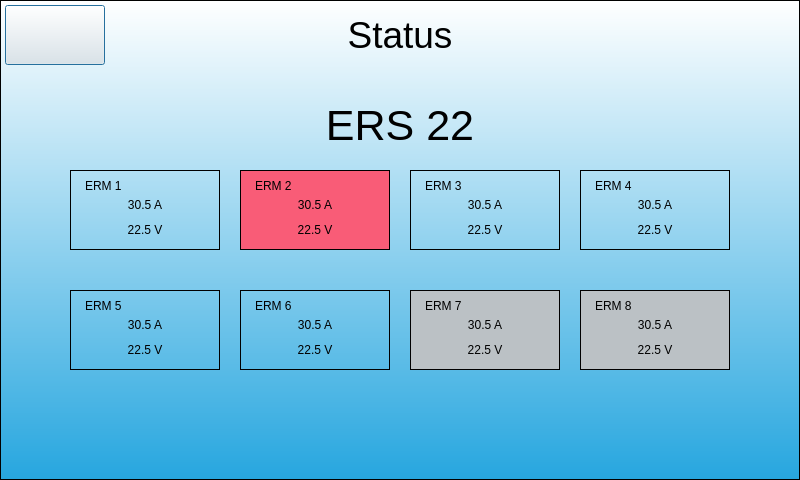
The window that statusdialog.ui (Keithsys730/ERC_UI_DEMO) describes before a commit, drawn with Qt 5.
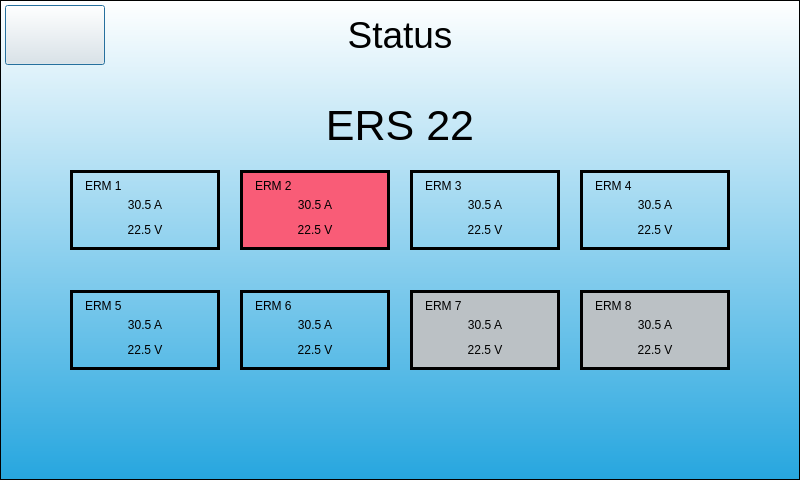
The same window after the commit. Icons and pictures are not drawn.

What changed in the file:
```diff
--- a/statusdialog.ui
+++ b/statusdialog.ui
@@ -89,6 +89,9 @@
    <property name="frameShadow">
     <enum>QFrame::Plain</enum>
    </property>
+   <property name="lineWidth">
+    <number>3</number>
+   </property>
    <widget class="QLabel" name="erm1Label">
     <property name="geometry">
      <rect>
@@ -153,6 +156,9 @@
    <property name="frameShadow">
     <enum>QFrame::Plain</enum>
    </property>
+   <property name="lineWidth">
+    <number>3</number>
+   </property>
    <widget class="QLabel" name="erm2Label">
     <property name="geometry">
      <rect>
@@ -214,6 +220,9 @@
    <property name="frameShadow">
     <enum>QFrame::Plain</enum>
    </property>
+   <property name="lineWidth">
+    <number>3</number>
+   </property>
    <widget class="QLabel" name="erm3Label">
     <property name="geometry">
      <rect>
@@ -275,6 +284,9 @@
    <property name="frameShadow">
     <enum>QFrame::Plain</enum>
    </property>
+   <property name="lineWidth">
+    <number>3</number>
+   </property>
    <widget class="QLabel" name="erm4Label">
     <property name="geometry">
      <rect>
@@ -339,6 +351,9 @@
    <property name="frameShadow">
     <enum>QFrame::Plain</enum>
    </property>
+   <property name="lineWidth">
+    <number>3</number>
+   </property>
    <widget class="QLabel" name="erm8Label">
     <property name="geometry">
      <rect>
@@ -400,6 +415,9 @@
    <property name="frameShadow">
     <enum>QFrame::Plain</enum>
    </property>
+   <property name="lineWidth">
+    <number>3</number>
+   </property>
    <widget class="QLabel" name="erm5Label">
     <property name="geometry">
      <rect>
@@ -461,6 +479,9 @@
    <property name="frameShadow">
     <enum>QFrame::Plain</enum>
    </property>
+   <property name="lineWidth">
+    <number>3</number>
+   </property>
    <widget class="QLabel" name="erm6Label">
     <property name="geometry">
      <rect>
@@ -525,6 +546,9 @@
    <property name="frameShadow">
     <enum>QFrame::Plain</enum>
    </property>
+   <property name="lineWidth">
+    <number>3</number>
+   </property>
    <widget class="QLabel" name="erm7Label">
     <property name="geometry">
      <rect>
```
